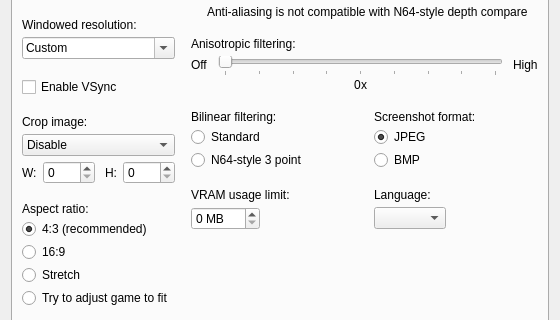
This is app/src/main/jni/mupen64plus-video-gliden64/src/GLideNUI/configDialog.ui in mupen64plus-ae/mupen64plus-ae as Qt 5 draws it before an edit; both pictures show x 0 to 560 and y 114 to 434 of the 560 by 522 pixel window. The edited form follows.
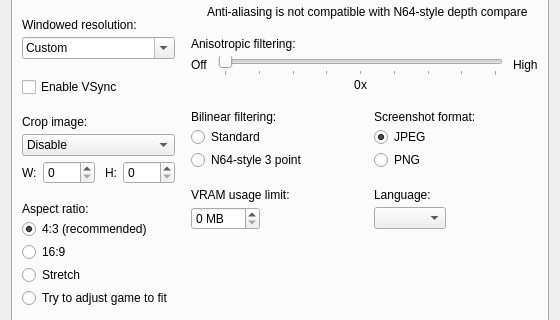
This is the edited form. Icons and pictures are not drawn.

The edit to the form file:
```diff
--- a/app/src/main/jni/mupen64plus-video-gliden64/src/GLideNUI/configDialog.ui
+++ b/app/src/main/jni/mupen64plus-video-gliden64/src/GLideNUI/configDialog.ui
@@ -943,7 +943,7 @@
                   <item>
                    <widget class="QRadioButton" name="bmpRadioButton">
                     <property name="text">
-                     <string>BMP</string>
+                     <string>PNG</string>
                     </property>
                     <attribute name="buttonGroup">
                      <string notr="true">screenshotButtonGroup</string>
```
Left out of the diff: 4 changed lines with no effect on the pictures.
